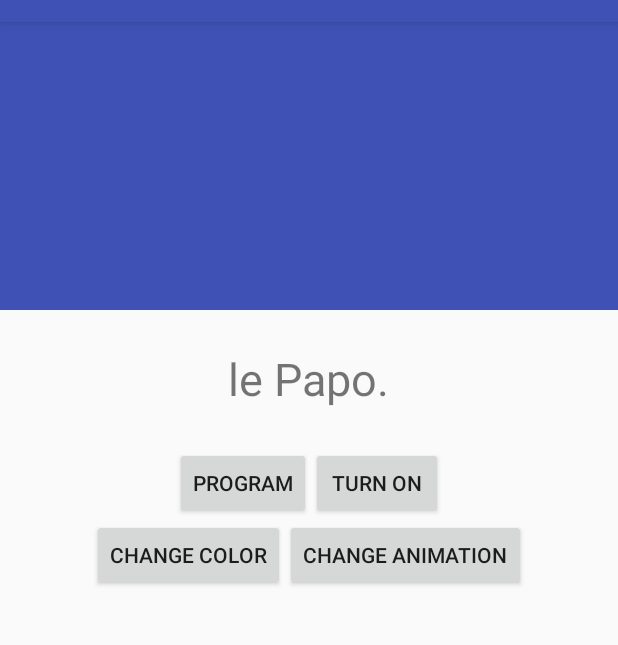
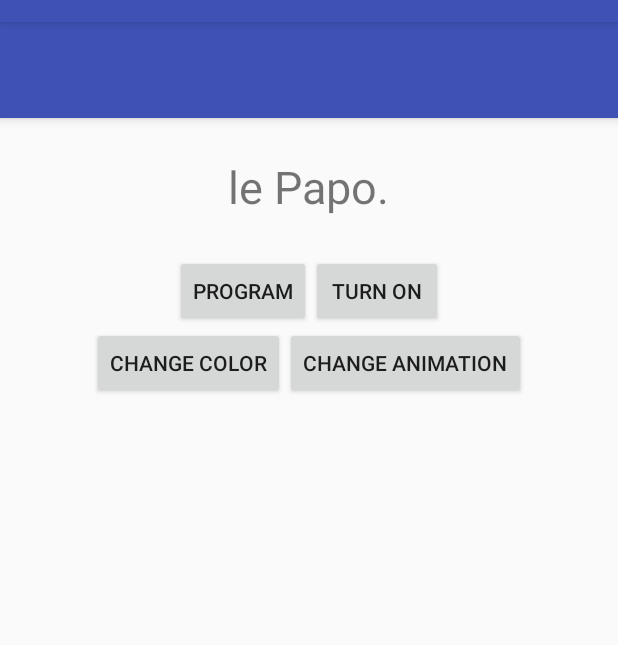
Before and after one commit to SandraDeLaPurification/AppPapoLampion, an Android app: the screen it shows after launch (MainActivity), on a phone screen of 412 x 824 dp, the part 62-707 px from its top. Run offline under Robolectric (Android 15) with nearby library versions, the phone set to English and light mode, and no system bars; libraries missing offline, so code that uses them is left out: com.papo.lib, org.eclipse.paho; 1 statement that could not run was skipped.

Commit message:
fixed homepage toolbar

```diff
--- a/app/src/main/res/layout/activity_main.xml
+++ b/app/src/main/res/layout/activity_main.xml
@@ -1,28 +1,16 @@
 <?xml version="1.0" encoding="utf-8"?>
-<android.support.design.widget.CoordinatorLayout xmlns:android="http://schemas.android.com/apk/res/android"
+<android.support.design.widget.CoordinatorLayout
+    xmlns:android="http://schemas.android.com/apk/res/android"
     xmlns:tools="http://schemas.android.com/tools"
     xmlns:app="http://schemas.android.com/apk/res-auto"
     android:layout_width="match_parent"
-    android:layout_height="match_parent">
+    android:layout_height="match_parent"
+    >
 
     <android.support.design.widget.AppBarLayout
         android:id="@+id/appbar"
         android:layout_width="match_parent"
-        android:layout_height="192dp">
-
-        <android.support.design.widget.CollapsingToolbarLayout
-            android:id="@+id/collapsableToolbar"
-            android:layout_width="match_parent"
-            android:layout_height="match_parent"
-            app:contentScrim="?attr/colorPrimary"
-            app:layout_scrollFlags="scroll|enterAlways|enterAlwaysCollapsed"
-            app:toolbarId="@+id/toolbar">
-
-            <android.support.v7.widget.Toolbar
-                android:id="@+id/toolbar"
-                android:layout_width="match_parent"
-                android:layout_height="?attr/actionBarSize" />
-        </android.support.design.widget.CollapsingToolbarLayout>
+        android:layout_height="64dp">
     </android.support.design.widget.AppBarLayout>
 
     <android.support.v4.widget.NestedScrollView
@@ -37,7 +25,7 @@
 
             <LinearLayout
                 android:layout_width="match_parent"
-                android:layout_height="541dp"
+                android:layout_height="wrap_content"
                 android:orientation="vertical"
                 app:layout_constraintBottom_toBottomOf="parent">
 
@@ -56,7 +44,8 @@
                     android:layout_width="match_parent"
                     android:layout_height="wrap_content"
                     android:gravity="center"
-                    android:orientation="horizontal">
+                    android:orientation="horizontal"
+                    >
 
                     <Button
                         android:id="@+id/but-prog"
--- a/app/src/main/res/layout/activity_pick_color.xml
+++ b/app/src/main/res/layout/activity_pick_color.xml
@@ -13,6 +13,7 @@
         android:id="@+id/colorPicker"
         android:layout_width="0dp"
         android:layout_height="wrap_content"
+        android:layout_marginTop="64dp"
         app:enableBrightness="true"
         app:enableAlpha="true"
         app:layout_constraintLeft_toLeftOf="parent"
```
